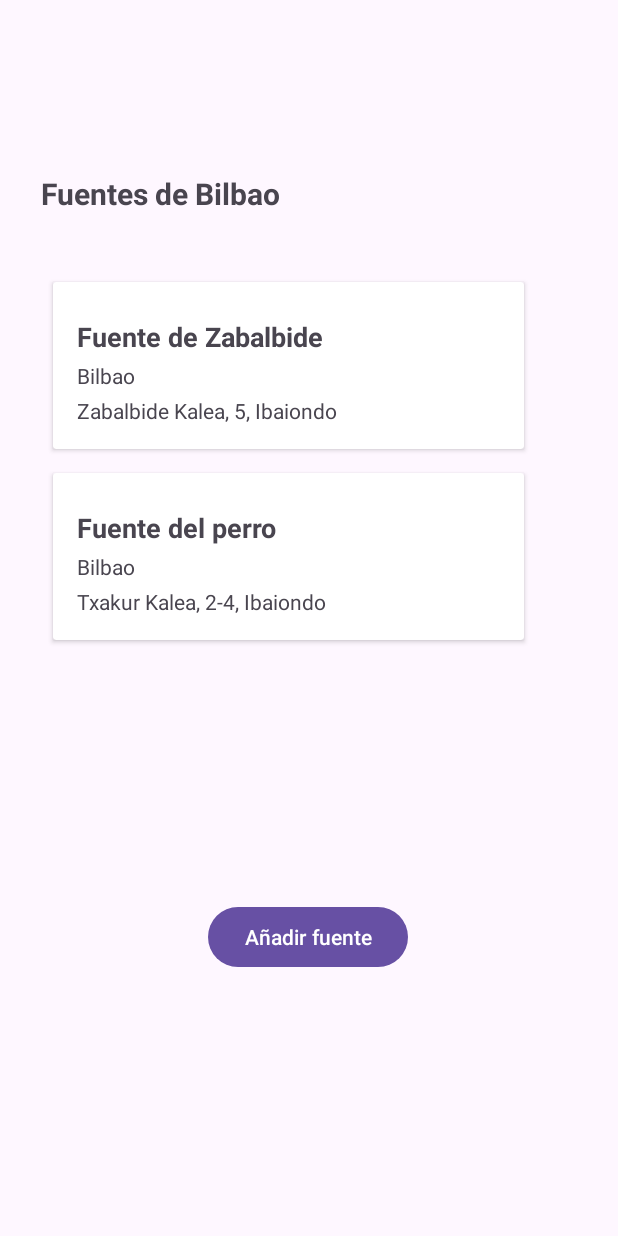
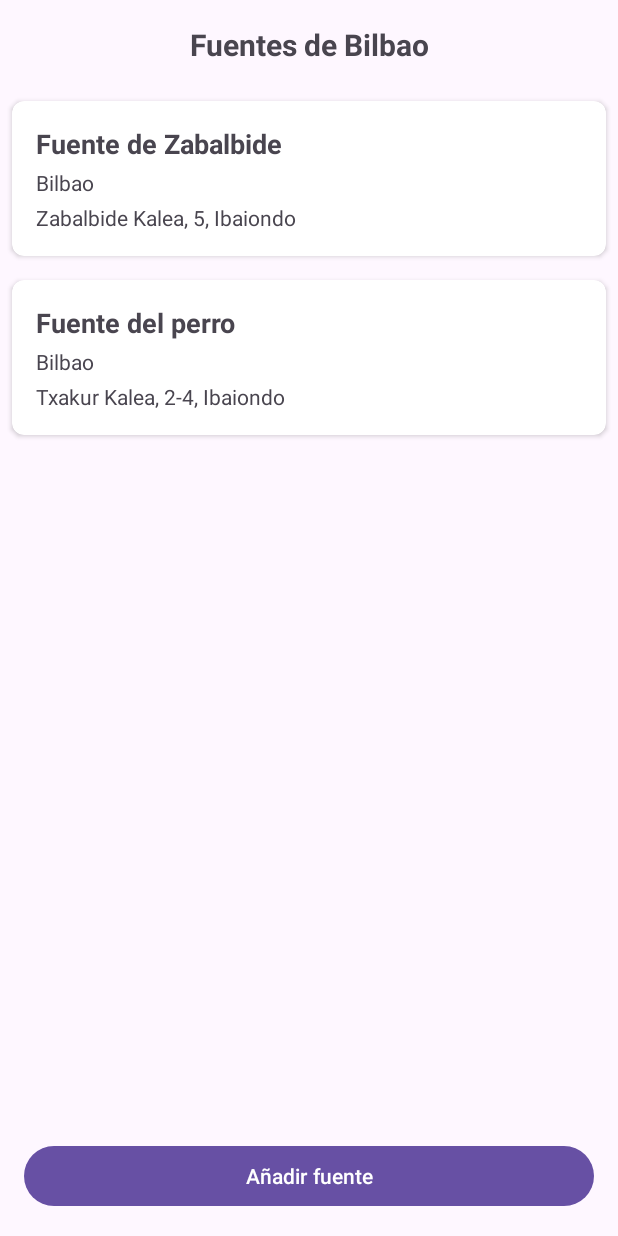
Before and after one commit to Foxo10/Wikifont, an Android app: the screen it shows after launch (FuentesActivity), after a tap on "Bilbao", on a phone screen of 412 x 824 dp. Run offline under Robolectric (Android 15) with nearby library versions, the phone set to English and light mode, and no system bars; our stand-ins replace Room's generated code.

Commit message:
añadiendo funcionalidades y dialogs: eliminar fuente manteniendo la fuente

```diff
--- a/app/src/main/AndroidManifest.xml
+++ b/app/src/main/AndroidManifest.xml
@@ -1,6 +1,7 @@
 <?xml version="1.0" encoding="utf-8"?>
 <manifest xmlns:android="http://schemas.android.com/apk/res/android"
     xmlns:tools="http://schemas.android.com/tools">
+    <uses-permission android:name="android.permission.POST_NOTIFICATIONS" />
 
     <application
         android:allowBackup="true"
--- a/app/src/main/java/com/example/wikifountains/AppDatabase.java
+++ b/app/src/main/java/com/example/wikifountains/AppDatabase.java
@@ -1,4 +1,6 @@
 package com.example.wikifountains;
+
+import static android.content.ContentValues.TAG;
 
 import androidx.annotation.NonNull;
 import androidx.room.Database;
@@ -6,10 +8,13 @@ import androidx.room.Room;
 import androidx.room.RoomDatabase;
 import androidx.sqlite.db.SupportSQLiteDatabase;
 import android.content.Context;
+import android.util.Log;
+
+import java.io.File;
 import java.util.Arrays;
 import java.util.List;
 
-@Database(entities = {Fuente.class}, version = 1)
+@Database(entities = {Fuente.class}, version = 2)
 public abstract class AppDatabase extends RoomDatabase {
     private static AppDatabase instance;
 
@@ -17,6 +22,9 @@ public abstract class AppDatabase extends RoomDatabase {
 
     public static synchronized AppDatabase getInstance(Context context) {
         if (instance == null) {
+            // Eliminar la base de datos existente
+            deleteDatabase(context);
+
             instance = Room.databaseBuilder(context.getApplicationContext(),
                             AppDatabase.class, "fuentes_database")
                     .allowMainThreadQueries()  // Permitir consultas en el hilo principal (solo para pruebas)
@@ -27,6 +35,7 @@ public abstract class AppDatabase extends RoomDatabase {
                             // Insertar datos iniciales en un hilo separado
                             new Thread(() -> {
                                 instance.fuenteDao().insert(PREPOPULATE_DATA);
+                                Log.d(TAG, "Datos iniciales insertados");
                             }).start();
                         }
                     })
@@ -35,11 +44,22 @@ public abstract class AppDatabase extends RoomDatabase {
         return instance;
     }
 
+    private static void deleteDatabase(Context context) {
+        try {
+            File database = context.getDatabasePath("fuentes_database");
+            if (database.exists()) {
+                database.delete();
+                Log.d(TAG, "Base de datos eliminada");
+            }
+        } catch (Exception e) {
+            Log.e(TAG, "Error al eliminar la base de datos: ", e);
+        }
+    }
     // Lista de fuentes predeterminadas (sin imágenes)
     private static final List<Fuente> PREPOPULATE_DATA = Arrays.asList(
             new Fuente("Fuente de Neguri", "Getxo", "12 Av. Algortako Etorbidea", "", ""),
             new Fuente("Fuente plaza del casino", "Getxo", "49 Av. Basagoiti", "", ""),
-            new Fuente("Fuente de la playa", "Sopela", "Av. Atxabiribil, 77", "", ""),
+            new Fuente("Fuente de la playa", "Sopelana", "Av. Atxabiribil, 77", "", ""),
             new Fuente("Fuente de Zabalbide", "Bilbao", "Zabalbide Kalea, 5, Ibaiondo", "",""),
             new Fuente("Fuente del perro", "Bilbao","Txakur Kalea, 2-4, Ibaiondo","","Fuente de estilo neoclásico del 1800 adosada a una pared de la calle del Perro. Tiene tres caños y un poyo en el que descansar después de refrescarnos.")
             );
--- a/app/src/main/java/com/example/wikifountains/FuenteAdapter.java
+++ b/app/src/main/java/com/example/wikifountains/FuenteAdapter.java
@@ -5,33 +5,47 @@ import android.view.View;
 import android.view.ViewGroup;
 import android.widget.TextView;
 import androidx.annotation.NonNull;
+import androidx.appcompat.app.AppCompatActivity;
+import androidx.fragment.app.DialogFragment;
 import androidx.recyclerview.widget.RecyclerView;
 import java.util.List;
-
 public class FuenteAdapter extends RecyclerView.Adapter<FuenteViewHolder> {
     private List<Fuente> fuentes;
+    private EliminarFuenteDialog.EliminarFuenteListener listener;
 
+    // Constructor simplificado: solo recibe la lista de fuentes
     public FuenteAdapter(List<Fuente> fuentes) {
         this.fuentes = fuentes;
+    }
+
+    // Método para asignar el listener
+    public void setEliminarFuenteListener(EliminarFuenteDialog.EliminarFuenteListener listener) {
+        this.listener = listener;
     }
 
     @NonNull
     @Override
     public FuenteViewHolder onCreateViewHolder(@NonNull ViewGroup parent, int viewType) {
-        // Inflar el layout de cada ítem
         View view = LayoutInflater.from(parent.getContext()).inflate(R.layout.item_fuente, parent, false);
         return new FuenteViewHolder(view);
     }
 
     @Override
     public void onBindViewHolder(@NonNull FuenteViewHolder holder, int position) {
-        // Obtener la fuente en la posición actual
         Fuente fuente = fuentes.get(position);
-
-        // Asignar los datos a las vistas
         holder.textViewNombre.setText(fuente.getNombre());
         holder.textViewLocalidad.setText(fuente.getLocalidad());
         holder.textViewCalle.setText(fuente.getCalle());
+
+        // Listener para eliminar una fuente
+        holder.itemView.setOnLongClickListener(v -> {
+            if (listener != null) {
+                EliminarFuenteDialog dialog = new EliminarFuenteDialog(fuente);
+                dialog.setEliminarFuenteListener(listener);
+                dialog.show(((AppCompatActivity) v.getContext()).getSupportFragmentManager(), "EliminarFuenteDialog");
+            }
+            return true;
+        });
     }
 
     @Override
--- a/app/src/main/java/com/example/wikifountains/FuenteDao.java
+++ b/app/src/main/java/com/example/wikifountains/FuenteDao.java
@@ -1,6 +1,7 @@
 package com.example.wikifountains;
 
 import androidx.room.Dao;
+import androidx.room.Delete;
 import androidx.room.Insert;
 import androidx.room.Query;
 import androidx.room.Update;
@@ -24,4 +25,8 @@ public interface FuenteDao {
 
     @Query("SELECT * FROM fuentes")
     List<Fuente> getAllFuentes();
+
+    @Delete
+    void deleteFuente(Fuente fuente);
+
 }
--- a/app/src/main/java/com/example/wikifountains/FuentesActivity.java
+++ b/app/src/main/java/com/example/wikifountains/FuentesActivity.java
@@ -11,8 +11,9 @@ import androidx.appcompat.app.AppCompatActivity;
 import androidx.recyclerview.widget.LinearLayoutManager;
 import androidx.recyclerview.widget.RecyclerView;
 import java.util.List;
+import java.util.concurrent.Executors;
 
-public class FuentesActivity extends AppCompatActivity {
+public class FuentesActivity extends AppCompatActivity implements EliminarFuenteDialog.EliminarFuenteListener {
     private RecyclerView recyclerView;
     private FuenteAdapter adapter;
     private AppDatabase db;
@@ -30,7 +31,7 @@ public class FuentesActivity extends AppCompatActivity {
         localidadSeleccionado = intent.getStringExtra("localidad");
         textoFuentesDe = findViewById(R.id.textViewFuentesDe);
         Log.d("tag 3", "Localidad seleccionada: " + localidadSeleccionado);
-        textoFuentesDe.setText("Fuentes de "+ localidadSeleccionado);
+        textoFuentesDe.setText("Fuentes de " + localidadSeleccionado);
 
         // Inicializar la base de datos
         db = AppDatabase.getInstance(this);
@@ -39,7 +40,7 @@ public class FuentesActivity extends AppCompatActivity {
         recyclerView = findViewById(R.id.recyclerViewFuentes);
         recyclerView.setLayoutManager(new LinearLayoutManager(this));
 
-        // Inicializar y configurar boton de añadir fuente
+        // Inicializar y configurar botón de añadir fuente
         buttonAddFuente = findViewById(R.id.buttonAddFuente);
         buttonAddFuente.setOnClickListener(new View.OnClickListener() {
             @Override
@@ -59,6 +60,7 @@ public class FuentesActivity extends AppCompatActivity {
         super.onResume();
         cargarFuentes();
     }
+
     private void cargarFuentes() {
         // Obtener las fuentes filtradas por pueblo
         Log.d("tag 4", "Cargando fuentes para la localidad: " + localidadSeleccionado);
@@ -66,7 +68,19 @@ public class FuentesActivity extends AppCompatActivity {
         Log.d("tag 5", "Número de fuentes encontradas: " + (fuentes != null ? fuentes.size() : "null"));
 
         // Asignar las fuentes al adaptador
-        adapter = new FuenteAdapter(fuentes);
+        adapter = new FuenteAdapter(fuentes); // Constructor simplificado
+        adapter.setEliminarFuenteListener(this); // Asignar el listener
         recyclerView.setAdapter(adapter);
     }
+
+    @Override
+    public void onEliminarConfirmado(Fuente fuente) {
+        // Eliminar la fuente de la base de datos
+        Executors.newSingleThreadExecutor().execute(() -> {
+            db.fuenteDao().deleteFuente(fuente);
+            runOnUiThread(() -> {
+                cargarFuentes(); // Recargar las fuentes después de eliminar
+            });
+        });
+    }
 }
--- a/app/src/main/java/com/example/wikifountains/InicioActivity.java
+++ b/app/src/main/java/com/example/wikifountains/InicioActivity.java
@@ -55,4 +55,9 @@ public class InicioActivity extends AppCompatActivity {
         Log.d("tag 2", "Iniciando FuentesActivity con la localidad: " + localidad);
         startActivity(intent);
     }
+
+    @Override
+    protected void onDestroy() {
+        super.onDestroy();
+    }
 }
--- a/app/src/main/res/layout/activity_main.xml
+++ b/app/src/main/res/layout/activity_main.xml
@@ -1,54 +1,44 @@
-<?xml version="1.0" encoding="utf-8"?>
-<androidx.constraintlayout.widget.ConstraintLayout xmlns:android="http://schemas.android.com/apk/res/android"
+<androidx.constraintlayout.widget.ConstraintLayout
+    xmlns:android="http://schemas.android.com/apk/res/android"
     xmlns:app="http://schemas.android.com/apk/res-auto"
     xmlns:tools="http://schemas.android.com/tools"
-    android:id="@+id/main"
     android:layout_width="match_parent"
     android:layout_height="match_parent"
     tools:context=".FuentesActivity">
 
-    <androidx.recyclerview.widget.RecyclerView
-        android:id="@+id/recyclerViewFuentes"
-        android:layout_width="330dp"
-        android:layout_height="312dp"
-        android:layout_marginBottom="332dp"
-        android:contentDescription="Lista de fuentes de Vizcaya"
-        app:layout_constraintBottom_toBottomOf="parent"
-        app:layout_constraintEnd_toEndOf="parent"
-        app:layout_constraintHorizontal_bias="0.333"
-        app:layout_constraintStart_toStartOf="parent"
-        tools:listitem="@layout/item_fuente" />
-
     <TextView
         android:id="@+id/textViewFuentesDe"
-        android:layout_width="262dp"
-        android:layout_height="36dp"
-        android:layout_marginTop="40dp"
-        android:layout_marginBottom="23dp"
-        android:gravity="center_vertical"
+        android:layout_width="0dp"
+        android:layout_height="wrap_content"
+        android:layout_marginTop="16dp"
+        android:gravity="center"
         android:text="Fuentes de "
         android:textSize="20sp"
         android:textStyle="bold"
-        app:layout_constraintBottom_toTopOf="@+id/recyclerViewFuentes"
         app:layout_constraintEnd_toEndOf="parent"
-        app:layout_constraintHorizontal_bias="0.181"
         app:layout_constraintStart_toStartOf="parent"
-        app:layout_constraintTop_toTopOf="parent"
-        app:layout_constraintVertical_bias="0.882" />
+        app:layout_constraintTop_toTopOf="parent" />
+
+    <androidx.recyclerview.widget.RecyclerView
+        android:id="@+id/recyclerViewFuentes"
+        android:layout_width="0dp"
+        android:layout_height="0dp"
+        android:layout_marginTop="16dp"
+        android:layout_marginBottom="16dp"
+        android:contentDescription="Lista de fuentes de Vizcaya"
+        app:layout_constraintBottom_toTopOf="@id/buttonAddFuente"
+        app:layout_constraintEnd_toEndOf="parent"
+        app:layout_constraintStart_toStartOf="parent"
+        app:layout_constraintTop_toBottomOf="@id/textViewFuentesDe"
+        tools:listitem="@layout/item_fuente" />
 
     <Button
         android:id="@+id/buttonAddFuente"
-        android:layout_width="wrap_content"
+        android:layout_width="0dp"
         android:layout_height="wrap_content"
         android:layout_margin="16dp"
-        android:layout_marginTop="580dp"
-        android:layout_marginBottom="240dp"
         android:text="Añadir fuente"
         app:layout_constraintBottom_toBottomOf="parent"
         app:layout_constraintEnd_toEndOf="parent"
-        app:layout_constraintHorizontal_bias="0.498"
-        app:layout_constraintStart_toStartOf="parent"
-        app:layout_constraintTop_toTopOf="@+id/recyclerViewFuentes"
-        app:layout_constraintVertical_bias="0.718" />
-
+        app:layout_constraintStart_toStartOf="parent" />
 </androidx.constraintlayout.widget.ConstraintLayout>
--- a/app/src/main/res/layout/item_fuente.xml
+++ b/app/src/main/res/layout/item_fuente.xml
@@ -3,48 +3,40 @@
     xmlns:android="http://schemas.android.com/apk/res/android"
     android:layout_width="match_parent"
     android:layout_height="wrap_content"
+    xmlns:app="http://schemas.android.com/apk/res-auto"
     android:layout_margin="8dp"
     android:elevation="8dp"
-    android:background="@android:color/white">
+    android:background="@android:color/white"
+    app:cardCornerRadius="8dp">
 
     <LinearLayout
-        android:layout_width="397dp"
-        android:layout_height="match_parent"
+        android:layout_width="match_parent"
+        android:layout_height="wrap_content"
         android:orientation="vertical"
         android:padding="16dp">
 
-
-        <!-- Nombre de la fuente -->
         <TextView
             android:id="@+id/textViewNombre"
             android:layout_width="wrap_content"
             android:layout_height="wrap_content"
-            android:layout_marginTop="8dp"
-            android:contentDescription="Nombre de la fuente"
             android:text="Nombre de la fuente"
             android:textSize="18sp"
             android:textStyle="bold" />
 
-        <!-- Localidad de la fuente -->
         <TextView
             android:id="@+id/textViewLocalidad"
             android:layout_width="wrap_content"
             android:layout_height="wrap_content"
             android:layout_marginTop="4dp"
-            android:contentDescription="Localidad de la fuente"
             android:text="Localidad"
             android:textSize="14sp" />
 
-        <!-- Calle de la fuente -->
         <TextView
             android:id="@+id/textViewCalle"
             android:layout_width="wrap_content"
             android:layout_height="wrap_content"
             android:layout_marginTop="4dp"
-            android:contentDescription="Calle de la fuente"
             android:text="Calle"
             android:textSize="14sp" />
-
-
     </LinearLayout>
 </androidx.cardview.widget.CardView>
--- a/app/src/main/res/values/strings.xml
+++ b/app/src/main/res/values/strings.xml
@@ -1,3 +1,5 @@
 <resources>
     <string name="app_name">WikiFountains</string>
+    <!-- TODO: Remove or change this placeholder text -->
+    <string name="hello_blank_fragment">Hello blank fragment</string>
 </resources>
```
Also changed, not shown: app/src/main/java/com/example/wikifountains/EliminarFuenteDialog.java (added, +52 -0 lines), app/src/main/res/layout/activity_inicio.xml (+31 -41 lines).
